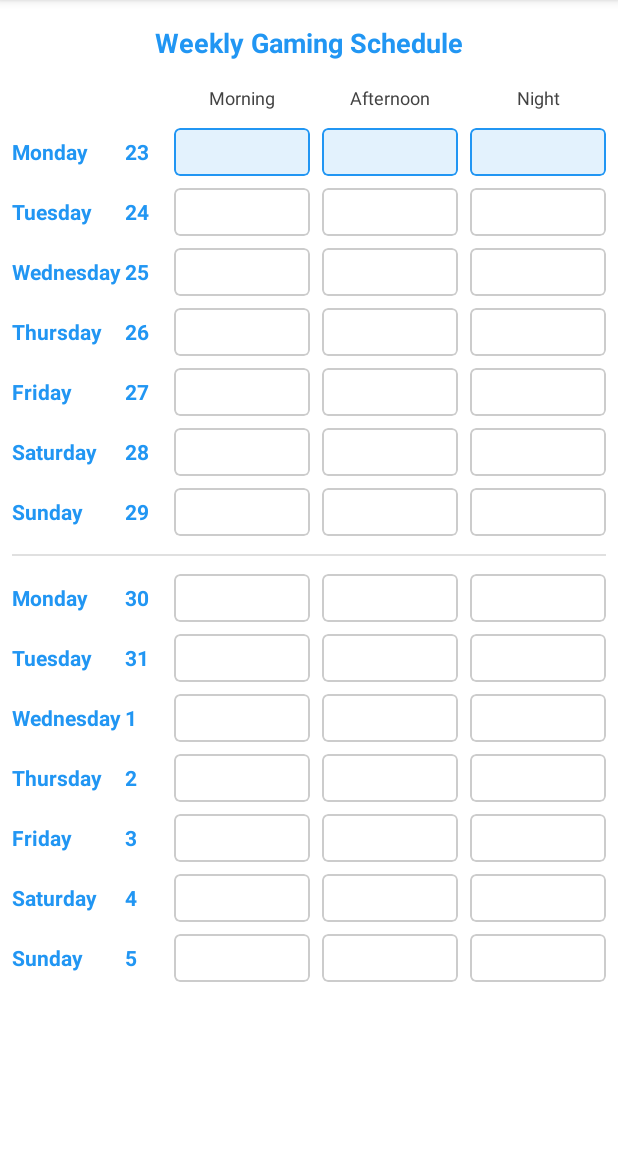
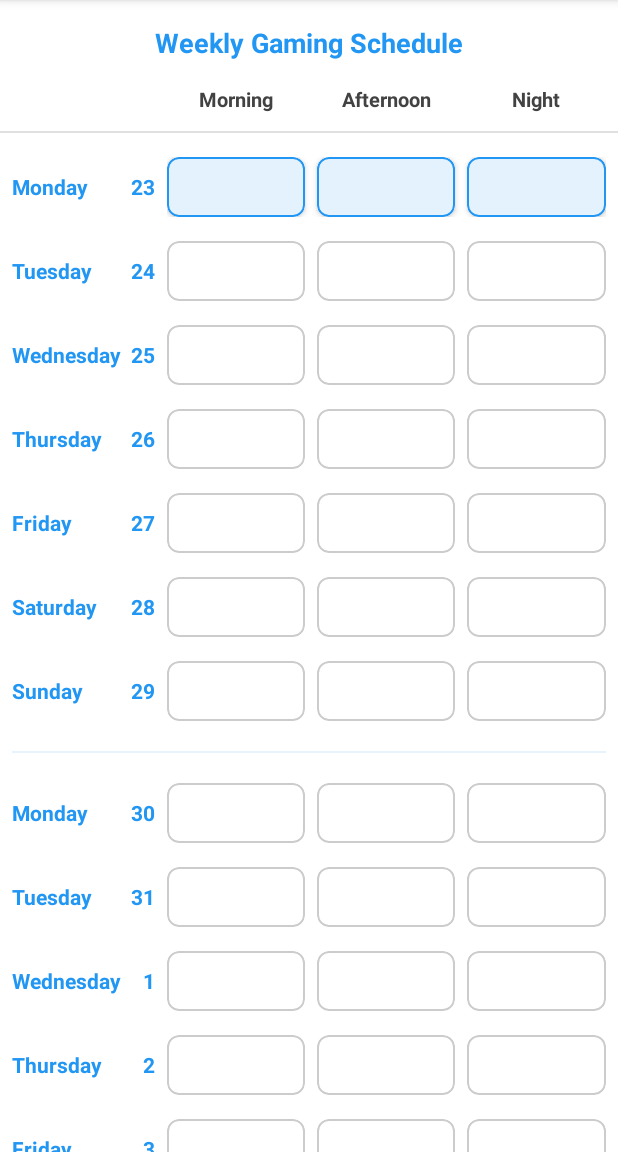
Before and after one commit to astromedia/nerdveo, an Android app: the screen it shows after launch (MainActivity), after a tap on an icon or button, on a phone screen of 412 x 824 dp, the part 84-1236 px from its top. Run offline under Robolectric (Android 15) with nearby library versions, the phone set to English and light mode, and no system bars; 2 other taps on this screen came first.

Commit message:
improved style

```diff
--- a/app/src/main/java/com/nerdveo/gametime/AvailabilityAdapter.kt
+++ b/app/src/main/java/com/nerdveo/gametime/AvailabilityAdapter.kt
@@ -52,37 +52,28 @@ class AvailabilityAdapter(
                 View.GONE
             }
 
-            // Update morning slot
-            binding.morningCard.apply {
-                setCardBackgroundColor(if (daySchedule.morning.isAvailable)
+            // Update time slots
+            updateTimeSlot(binding.morningCard, daySchedule.morning.isAvailable) {
+                onTimeSlotClick(position, TimeRegion.MORNING)
+            }
+            updateTimeSlot(binding.afternoonCard, daySchedule.afternoon.isAvailable) {
+                onTimeSlotClick(position, TimeRegion.AFTERNOON)
+            }
+            updateTimeSlot(binding.nightCard, daySchedule.night.isAvailable) {
+                onTimeSlotClick(position, TimeRegion.NIGHT)
+            }
+        }
+
+        private fun updateTimeSlot(card: MaterialCardView, isAvailable: Boolean, onClick: () -> Unit) {
+            card.apply {
+                setCardBackgroundColor(if (isAvailable)
                     android.graphics.Color.parseColor("#E3F2FD")
                     else android.graphics.Color.WHITE)
-                strokeColor = if (daySchedule.morning.isAvailable)
+                strokeColor = if (isAvailable)
                     android.graphics.Color.parseColor("#2196F3")
                     else android.graphics.Color.LTGRAY
-                setOnClickListener { onTimeSlotClick(position, TimeRegion.MORNING) }
-            }
-
-            // Update afternoon slot
-            binding.afternoonCard.apply {
-                setCardBackgroundColor(if (daySchedule.afternoon.isAvailable)
-                    android.graphics.Color.parseColor("#E3F2FD")
-                    else android.graphics.Color.WHITE)
-                strokeColor = if (daySchedule.afternoon.isAvailable)
-                    android.graphics.Color.parseColor("#2196F3")
-                    else android.graphics.Color.LTGRAY
-                setOnClickListener { onTimeSlotClick(position, TimeRegion.AFTERNOON) }
-            }
-
-            // Update night slot
-            binding.nightCard.apply {
-                setCardBackgroundColor(if (daySchedule.night.isAvailable)
-                    android.graphics.Color.parseColor("#E3F2FD")
-                    else android.graphics.Color.WHITE)
-                strokeColor = if (daySchedule.night.isAvailable)
-                    android.graphics.Color.parseColor("#2196F3")
-                    else android.graphics.Color.LTGRAY
-                setOnClickListener { onTimeSlotClick(position, TimeRegion.NIGHT) }
+                cardElevation = if (isAvailable) 4f else 0f
+                setOnClickListener { onClick() }
             }
         }
     }
--- a/app/src/main/res/layout/activity_main.xml
+++ b/app/src/main/res/layout/activity_main.xml
@@ -22,10 +22,10 @@
         android:layout_height="wrap_content"
         android:orientation="horizontal"
         android:paddingHorizontal="8dp"
-        android:layout_marginBottom="8dp">
+        android:layout_marginBottom="12dp">
 
         <Space
-            android:layout_width="100dp"
+            android:layout_width="95dp"
             android:layout_height="wrap_content" />
 
         <LinearLayout
@@ -40,7 +40,8 @@
                 android:layout_height="wrap_content"
                 android:layout_weight="1"
                 android:text="Morning"
-                android:textSize="12sp"
+                android:textSize="13sp"
+                android:textStyle="bold"
                 android:textColor="#424242"
                 android:gravity="center"
                 android:layout_marginEnd="4dp" />
@@ -50,7 +51,8 @@
                 android:layout_height="wrap_content"
                 android:layout_weight="1"
                 android:text="Afternoon"
-                android:textSize="12sp"
+                android:textSize="13sp"
+                android:textStyle="bold"
                 android:textColor="#424242"
                 android:gravity="center"
                 android:layout_marginHorizontal="4dp" />
@@ -60,13 +62,20 @@
                 android:layout_height="wrap_content"
                 android:layout_weight="1"
                 android:text="Night"
-                android:textSize="12sp"
+                android:textSize="13sp"
+                android:textStyle="bold"
                 android:textColor="#424242"
                 android:gravity="center"
                 android:layout_marginStart="4dp" />
 
         </LinearLayout>
     </LinearLayout>
+
+    <View
+        android:layout_width="match_parent"
+        android:layout_height="1dp"
+        android:background="#E0E0E0"
+        android:layout_marginBottom="8dp" />
 
     <androidx.recyclerview.widget.RecyclerView
         android:id="@+id/availabilityRecyclerView"
--- a/app/src/main/res/layout/item_time_slot.xml
+++ b/app/src/main/res/layout/item_time_slot.xml
@@ -6,15 +6,16 @@
     android:orientation="vertical">
 
     <LinearLayout
+        android:id="@+id/dayContainer"
         android:layout_width="match_parent"
         android:layout_height="wrap_content"
         android:orientation="horizontal"
         android:gravity="center_vertical"
-        android:paddingVertical="4dp"
+        android:paddingVertical="8dp"
         android:paddingHorizontal="8dp">
 
         <LinearLayout
-            android:layout_width="100dp"
+            android:layout_width="95dp"
             android:layout_height="wrap_content"
             android:orientation="horizontal">
 
@@ -28,10 +29,11 @@
 
             <TextView
                 android:id="@+id/dayNumber"
-                android:layout_width="25dp"
+                android:layout_width="20dp"
                 android:layout_height="wrap_content"
                 android:textColor="#2196F3"
                 android:textSize="14sp"
+                android:gravity="end"
                 android:textStyle="bold" />
         </LinearLayout>
 
@@ -45,50 +47,44 @@
             <com.google.android.material.card.MaterialCardView
                 android:id="@+id/morningCard"
                 android:layout_width="0dp"
-                android:layout_height="32dp"
+                android:layout_height="40dp"
                 android:layout_weight="1"
                 android:layout_marginEnd="4dp"
                 android:clickable="true"
                 android:focusable="true"
+                android:stateListAnimator="@null"
                 app:cardElevation="0dp"
-                app:cardCornerRadius="4dp"
+                app:cardCornerRadius="8dp"
                 app:strokeWidth="1dp"
-                app:strokeColor="#E0E0E0">
-
-
-            </com.google.android.material.card.MaterialCardView>
+                app:strokeColor="#E0E0E0" />
 
             <com.google.android.material.card.MaterialCardView
                 android:id="@+id/afternoonCard"
                 android:layout_width="0dp"
-                android:layout_height="32dp"
+                android:layout_height="40dp"
                 android:layout_weight="1"
                 android:layout_marginHorizontal="4dp"
                 android:clickable="true"
                 android:focusable="true"
+                android:stateListAnimator="@null"
                 app:cardElevation="0dp"
-                app:cardCornerRadius="4dp"
+                app:cardCornerRadius="8dp"
                 app:strokeWidth="1dp"
-                app:strokeColor="#E0E0E0">
-
-
-            </com.google.android.material.card.MaterialCardView>
+                app:strokeColor="#E0E0E0" />
 
             <com.google.android.material.card.MaterialCardView
                 android:id="@+id/nightCard"
                 android:layout_width="0dp"
-                android:layout_height="32dp"
+                android:layout_height="40dp"
                 android:layout_weight="1"
                 android:layout_marginStart="4dp"
                 android:clickable="true"
                 android:focusable="true"
+                android:stateListAnimator="@null"
                 app:cardElevation="0dp"
-                app:cardCornerRadius="4dp"
+                app:cardCornerRadius="8dp"
                 app:strokeWidth="1dp"
-                app:strokeColor="#E0E0E0">
-
-
-            </com.google.android.material.card.MaterialCardView>
+                app:strokeColor="#E0E0E0" />
 
         </LinearLayout>
     </LinearLayout>
@@ -97,8 +93,9 @@
         android:id="@+id/weekSeparator"
         android:layout_width="match_parent"
         android:layout_height="1dp"
-        android:background="#E0E0E0"
-        android:layout_marginVertical="8dp"
+        android:background="#2196F3"
+        android:alpha="0.1"
+        android:layout_marginVertical="12dp"
         android:layout_marginHorizontal="8dp"
         android:visibility="gone" />
 </LinearLayout>
```
